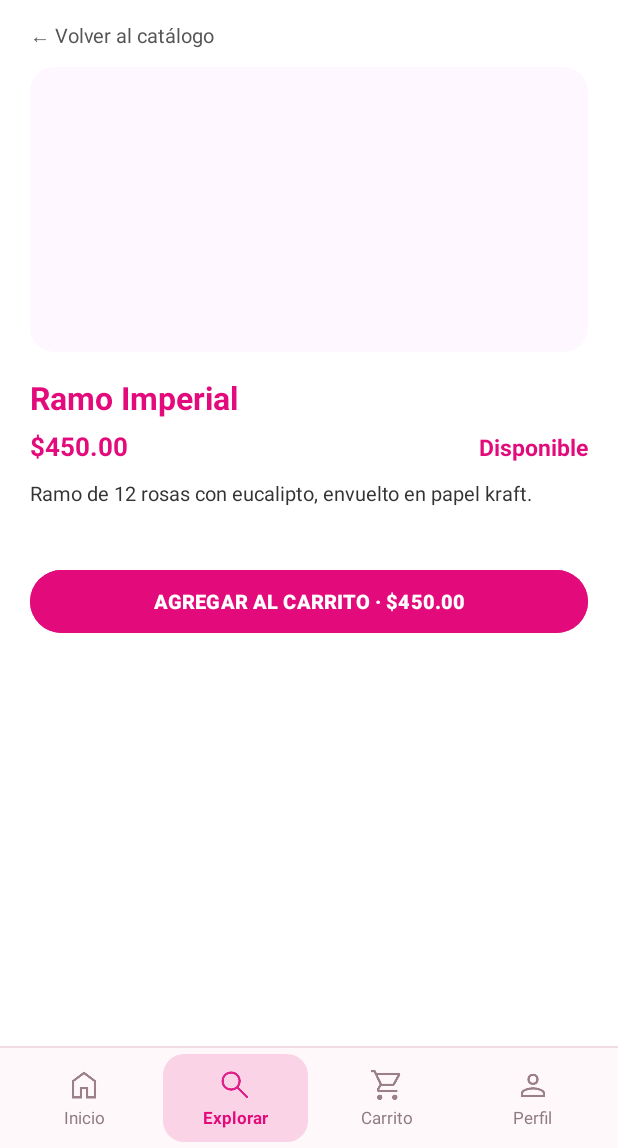
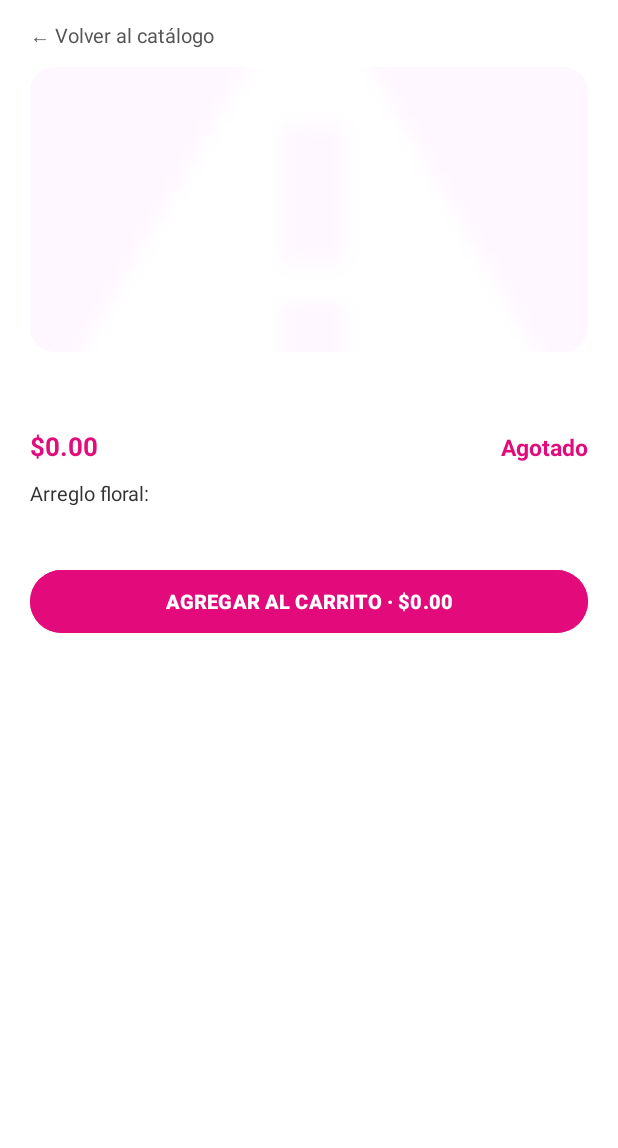
Before and after one commit to Jaime-PR/flower__shop, an Android app: the pantalla_detalle_producto screen opened directly, with no data from a screen before it, on a phone screen of 412 x 824 dp, the part 88-1236 px from its top. Run offline under Robolectric (Android 15) with nearby library versions, the phone set to English and light mode, and no system bars; pictures from the network do not load.

Commit message:
Pantallas De carrito

```diff
--- /dev/null
+++ b/app/src/main/java/com/example/flower__shop/presentador/clsDetalleProductoPresentador.kt
@@ -0,0 +1,50 @@
+package com.example.flower__shop.presentador
+
+import com.example.flower__shop.modelo.clsCarritoModelo
+import com.example.flower__shop.modelo.dataProductoItem
+import com.example.flower__shop.vista.pantalla_detalle_producto
+import kotlinx.coroutines.CoroutineScope
+import kotlinx.coroutines.Dispatchers
+import kotlinx.coroutines.launch
+
+class clsDetalleProductoPresentador(
+    private val vista: pantalla_detalle_producto,
+    private val producto: dataProductoItem,
+    private val idCliente: Int = 1
+) {
+
+    private val modeloCarrito = clsCarritoModelo()
+
+    fun iniciar() {
+        vista.mostrarDetalleProducto(producto)
+    }
+
+    fun agregarAlCarrito(cantidad: Int = 1) {
+        if (idCliente <= 0) {
+            vista.mostrarError("No se encontró un cliente activo")
+            return
+        }
+
+        if (!producto.disponible) {
+            vista.mostrarError("Producto sin disponibilidad")
+            return
+        }
+
+        CoroutineScope(Dispatchers.Main).launch {
+            try {
+                val respuesta = modeloCarrito.agregarAlCarrito(
+                    idCliente = idCliente,
+                    idProducto = producto.idProducto,
+                    cantidad = cantidad
+                )
+                if (respuesta.exito) {
+                    vista.mostrarMensaje(respuesta.mensaje)
+                } else {
+                    vista.mostrarError(respuesta.mensaje)
+                }
+            } catch (e: Exception) {
+                vista.mostrarError("Error al agregar al carrito: " + e.localizedMessage)
+            }
+        }
+    }
+}
--- a/app/src/main/java/com/example/flower__shop/red/RetroFitCliente.kt
+++ b/app/src/main/java/com/example/flower__shop/red/RetroFitCliente.kt
@@ -7,7 +7,7 @@ import retrofit2.Retrofit
 import retrofit2.converter.kotlinx.serialization.asConverterFactory
 
 object RetroFitCliente {
-    const val BASE_URL = "http://192.168.1.8/flowershop_api/"
+    const val BASE_URL = "https://jaimeapr.somos4a.org/flowershop_api/"
 
     private val jsonConfig = Json {
         ignoreUnknownKeys = true
--- a/app/src/main/java/com/example/flower__shop/vista/pantalla_detalle_producto.kt
+++ b/app/src/main/java/com/example/flower__shop/vista/pantalla_detalle_producto.kt
@@ -1,21 +1,140 @@
 package com.example.flower__shop.vista
 
+import android.content.Intent
 import android.os.Bundle
-import androidx.activity.enableEdgeToEdge
+import android.widget.ImageView
+import android.widget.TextView
+import android.widget.Toast
 import androidx.appcompat.app.AppCompatActivity
-import androidx.core.view.ViewCompat
-import androidx.core.view.WindowInsetsCompat
+import com.bumptech.glide.Glide
 import com.example.flower__shop.R
+import com.example.flower__shop.red.RetroFitCliente
+import com.example.flower__shop.modelo.dataProductoItem
+import com.example.flower__shop.presentador.clsDetalleProductoPresentador
+import com.google.android.material.button.MaterialButton
 
 class pantalla_detalle_producto : AppCompatActivity() {
+
+    private lateinit var presentador: clsDetalleProductoPresentador
+
+    private lateinit var txtHeaderCarrito: TextView
+    private lateinit var btnVolverCatalogo: TextView
+    private lateinit var imgProducto: ImageView
+    private lateinit var txtNombreProducto: TextView
+    private lateinit var txtPrecio: TextView
+    private lateinit var txtDisponibilidad: TextView
+    private lateinit var txtDescripcion: TextView
+    private lateinit var btnAgregarCarrito: MaterialButton
+
+    private var idClienteActual: Int = 1
+
     override fun onCreate(savedInstanceState: Bundle?) {
         super.onCreate(savedInstanceState)
-        enableEdgeToEdge()
         setContentView(R.layout.activity_pantalla_detalle_producto)
-        ViewCompat.setOnApplyWindowInsetsListener(findViewById(R.id.main)) { v, insets ->
-            val systemBars = insets.getInsets(WindowInsetsCompat.Type.systemBars())
-            v.setPadding(systemBars.left, systemBars.top, systemBars.right, systemBars.bottom)
-            insets
+
+        txtHeaderCarrito = findViewById(R.id.txtHeaderCarrito)
+        btnVolverCatalogo = findViewById(R.id.btnVolverCatalogo)
+        imgProducto = findViewById(R.id.imgProducto)
+        txtNombreProducto = findViewById(R.id.txtNombreProducto)
+        txtPrecio = findViewById(R.id.txtPrecio)
+        txtDisponibilidad = findViewById(R.id.txtDisponibilidad)
+        txtDescripcion = findViewById(R.id.txtDescripcion)
+        btnAgregarCarrito = findViewById(R.id.btnAgregarCarrito)
+
+        idClienteActual = obtenerIdCliente()
+        val producto = obtenerProductoDesdeIntent()
+
+        presentador = clsDetalleProductoPresentador(this, producto, idClienteActual)
+        configurarEventos()
+
+        presentador.iniciar()
+    }
+
+    private fun obtenerIdCliente(): Int {
+        val prefs = getSharedPreferences("flower_shop_prefs", MODE_PRIVATE)
+        val idPrefs = prefs.getInt("id_cliente", -1)
+        if (idPrefs > 0) {
+            return idPrefs;
+        }
+
+        val idIntent = intent.getIntExtra("id_cliente", -1)
+        if (idIntent > 0) {
+            return idIntent
+        }
+
+        return 1
+    }
+
+    private fun obtenerProductoDesdeIntent(): dataProductoItem {
+        return dataProductoItem(
+            idProducto = intent.getIntExtra("id_producto", 0),
+            nombre = intent.getStringExtra("nombre") ?: "",
+            precio = intent.getDoubleExtra("precio", 0.0),
+            imagenUrl = intent.getStringExtra("imagen_url"),
+            disponible = intent.getBooleanExtra("disponible", false)
+        )
+    }
+
+    private fun configurarEventos() {
+        btnVolverCatalogo.setOnClickListener {
+            finish()
+        }
+
+        txtHeaderCarrito.setOnClickListener {
+            startActivity(Intent(this, pantalla_carrito::class.java))
+        }
+
+        btnAgregarCarrito.setOnClickListener {
+            presentador.agregarAlCarrito(1)
         }
     }
+
+    fun mostrarDetalleProducto(producto: dataProductoItem) {
+        //Formato del texto
+        val precioFormateado = "$" + String.format("%.2f", producto.precio)
+        var textoEstado = ""
+        if (producto.disponible == true) {
+            textoEstado = "Disponible"
+        } else {
+            textoEstado = "Agotado"
+        }
+
+        txtNombreProducto.text = producto.nombre
+        txtPrecio.text = precioFormateado
+        txtDisponibilidad.text = textoEstado
+        txtDescripcion.text = "Arreglo floral: " + producto.nombre
+        btnAgregarCarrito.text = "AGREGAR AL CARRITO · " + precioFormateado
+        if (producto.disponible == true) {
+            btnAgregarCarrito.isEnabled = true
+        } else {
+            btnAgregarCarrito.isEnabled = false
+        }
+
+        //Mostrar la imagen
+        var urlImagen: String? = null
+
+        if (producto.imagenUrl != null) {
+            val ruta = producto.imagenUrl
+
+            if (ruta.startsWith("http")) {
+                urlImagen = ruta
+            } else {
+                urlImagen = RetroFitCliente.BASE_URL + ruta
+            }
+        }
+
+        Glide.with(this)
+            .load(urlImagen)
+            .placeholder(android.R.drawable.ic_menu_gallery)
+            .error(android.R.drawable.stat_notify_error)
+            .into(imgProducto)
+    }
+
+    fun mostrarMensaje(mensaje: String) {
+        Toast.makeText(this, mensaje, Toast.LENGTH_SHORT).show()
+    }
+
+    fun mostrarError(mensaje: String) {
+        Toast.makeText(this, mensaje, Toast.LENGTH_SHORT).show()
+    }
 }
--- a/app/src/main/res/layout/activity_pantalla_detalle_producto.xml
+++ b/app/src/main/res/layout/activity_pantalla_detalle_producto.xml
@@ -164,141 +164,4 @@
         </LinearLayout>
     </ScrollView>
 
-    <!-- MENÚ DE NAVEGACIÓN INFERIOR (EXPLORAR ACTIVO) -->
-    <LinearLayout
-        android:id="@+id/bottomNavContainer"
-        android:layout_width="match_parent"
-        android:layout_height="68dp"
-        android:background="#FFF8FA"
-        android:orientation="vertical"
-        app:layout_constraintBottom_toBottomOf="parent">
-
-        <View
-            android:layout_width="match_parent"
-            android:layout_height="1dp"
-            android:background="#F2DCE4" />
-
-        <LinearLayout
-            android:layout_width="match_parent"
-            android:layout_height="match_parent"
-            android:baselineAligned="false"
-            android:gravity="center_vertical"
-            android:orientation="horizontal"
-            android:paddingHorizontal="8dp"
-            android:paddingVertical="4dp">
-
-            <!-- Item 1: Inicio -->
-            <LinearLayout
-                android:id="@+id/navInicio"
-                android:layout_width="0dp"
-                android:layout_height="match_parent"
-                android:layout_weight="1"
-                android:gravity="center"
-                android:orientation="vertical">
-
-                <ImageView
-                    android:id="@+id/ivNavInicio"
-                    android:layout_width="24dp"
-                    android:layout_height="24dp"
-                    android:contentDescription="Inicio"
-                    android:scaleType="fitCenter"
-                    android:src="@drawable/inicio" />
-
-                <TextView
-                    android:id="@+id/tvNavInicio"
-                    android:layout_width="wrap_content"
-                    android:layout_height="wrap_content"
-                    android:layout_marginTop="2dp"
-                    android:text="Inicio"
-                    android:textColor="#8E7C83"
-                    android:textSize="11sp" />
-            </LinearLayout>
-
-            <!-- Item 2: Explorar (Activo) -->
-            <LinearLayout
-                android:id="@+id/navExplorar"
-                android:layout_width="0dp"
-                android:layout_height="match_parent"
-                android:layout_marginHorizontal="4dp"
-                android:layout_weight="1"
-                android:background="@drawable/bg_nav_active"
-                android:gravity="center"
-                android:orientation="vertical">
-
-                <ImageView
-                    android:id="@+id/ivNavExplorar"
-                    android:layout_width="24dp"
-                    android:layout_height="24dp"
-                    android:contentDescription="Explorar"
-                    android:scaleType="fitCenter"
-                    android:src="@drawable/explorar_on" />
-
-                <TextView
-                    android:id="@+id/tvNavExplorar"
-                    android:layout_width="wrap_content"
-                    android:layout_height="wrap_content"
-                    android:layout_marginTop="2dp"
-                    android:text="Explorar"
-                    android:textColor="#E30B7B"
-                    android:textSize="11sp"
-                    android:textStyle="bold" />
-            </LinearLayout>
-
-            <!-- Item 3: Carrito (Inactivo) -->
-            <LinearLayout
-                android:id="@+id/navCarrito"
-                android:layout_width="0dp"
-                android:layout_height="match_parent"
-                android:layout_weight="1"
-                android:gravity="center"
-                android:orientation="vertical">
-
-                <ImageView
-                    android:id="@+id/ivNavCarrito"
-                    android:layout_width="24dp"
-                    android:layout_height="24dp"
-                    android:contentDescription="Carrito"
-                    android:scaleType="fitCenter"
-                    android:src="@drawable/carrito" />
-
-                <TextView
-                    android:id="@+id/tvNavCarrito"
-                    android:layout_width="wrap_content"
-                    android:layout_height="wrap_content"
-                    android:layout_marginTop="2dp"
-                    android:text="Carrito"
-                    android:textColor="#8E7C83"
-                    android:textSize="11sp" />
-            </LinearLayout>
-
-            <!-- Item 4: Perfil -->
-            <LinearLayout
-                android:id="@+id/navPerfil"
-                android:layout_width="0dp"
-                android:layout_height="match_parent"
-                android:layout_weight="1"
-                android:gravity="center"
-                android:orientation="vertical">
-
-                <ImageView
-                    android:id="@+id/ivNavPerfil"
-                    android:layout_width="24dp"
-                    android:layout_height="24dp"
-                    android:contentDescription="Perfil"
-                    android:scaleType="fitCenter"
-                    android:src="@drawable/perfil" />
-
-                <TextView
-                    android:id="@+id/tvNavPerfil"
-                    android:layout_width="wrap_content"
-                    android:layout_height="wrap_content"
-                    android:layout_marginTop="2dp"
-                    android:text="Perfil"
-                    android:textColor="#8E7C83"
-                    android:textSize="11sp" />
-            </LinearLayout>
-
-        </LinearLayout>
-    </LinearLayout>
-
 </androidx.constraintlayout.widget.ConstraintLayout>
```
Also changed, not shown: app/src/main/java/com/example/flower__shop/presentador/clsPerfilPresentador.kt (added, +49 -0 lines), app/src/main/java/com/example/flower__shop/vista/pantalla_carrito.kt (+2 -5 lines), app/src/main/java/com/example/flower__shop/vista/pantalla_explorar.kt (+9 -2 lines), app/src/main/java/com/example/flower__shop/vista/pantalla_perfil.kt (+66 -8 lines), app/src/main/res/layout/activity_pantalla_perfil.xml (+3 -14 lines).
